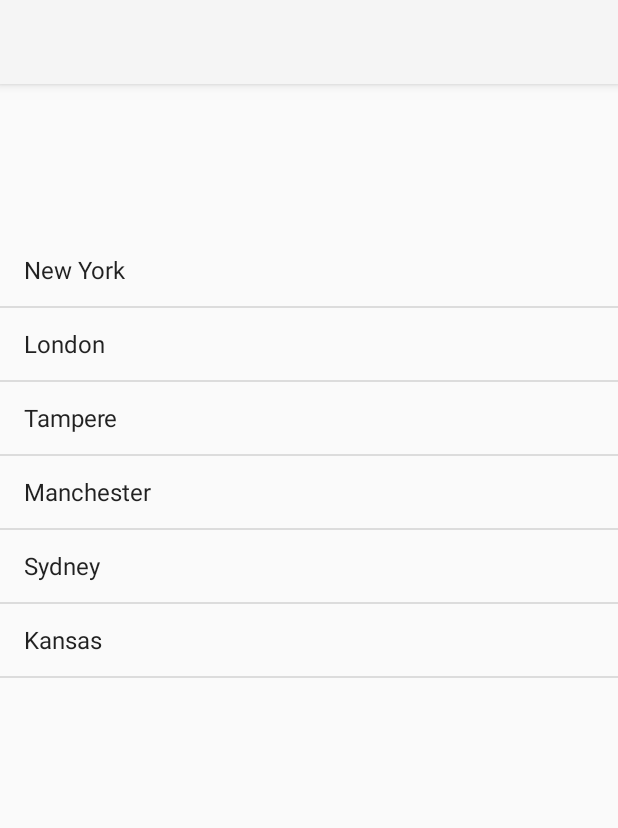
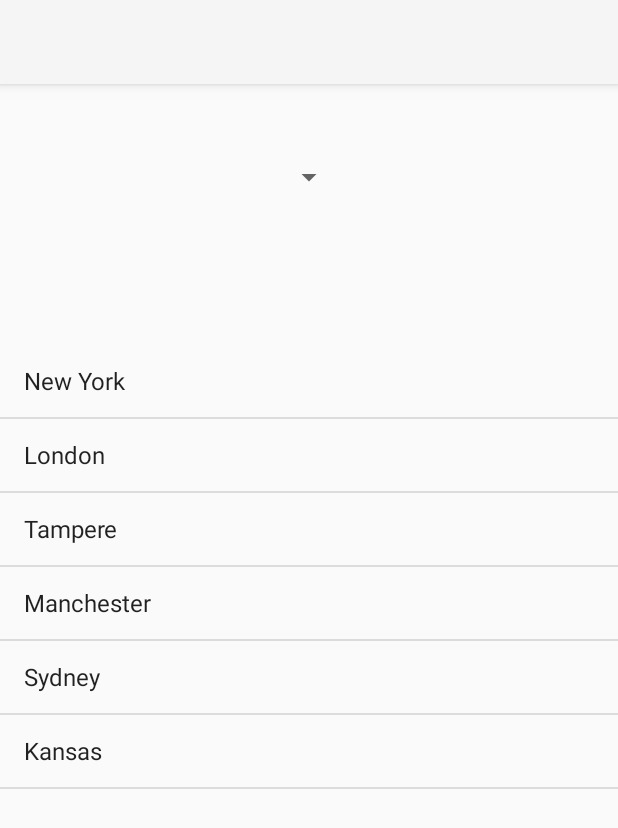
Before and after one commit to vvduth/Android, an Android app: the screen it shows after launch (MainActivity), on a phone screen of 412 x 824 dp. Shown: the top 828 px of the screen. Run offline under Robolectric (Android 15) with nearby library versions, the phone set to English and light mode, and no system bars.

Commit message:
"List and Spinner"

```diff
--- a/app/src/main/java/org/mycode/uibasic/MainActivity.java
+++ b/app/src/main/java/org/mycode/uibasic/MainActivity.java
@@ -16,6 +16,7 @@ import android.widget.EditText;
 import android.widget.ListView;
 import android.widget.ProgressBar;
 import android.widget.RadioGroup;
+import android.widget.Spinner;
 import android.widget.TextView;
 import android.widget.Toast;
 
@@ -24,6 +25,7 @@ import java.util.ArrayList;
 public class MainActivity extends AppCompatActivity {
 
    private ListView citiesList ;
+   private Spinner studentsSpinner;
 
     @Override
     public void onCreate(@Nullable Bundle savedInstanceState) {
@@ -31,6 +33,22 @@ public class MainActivity extends AppCompatActivity {
         setContentView(R.layout.activity_main);
 
         citiesList = findViewById(R.id.citiesList);
+        studentsSpinner  = findViewById(R.id.studentsSpinner);
+
+
+       /* final ArrayList<String> students = new ArrayList<>();
+        students.add("Duc");
+        students.add("Sarah");
+        students.add("Mason");
+        students.add("Kyle");
+        students.add("Raheem");
+
+        ArrayAdapter<String> studentsAdapter = new ArrayAdapter<>(
+                this, android.R.layout.simple_spinner_dropdown_item,
+                students
+        );
+
+        studentsSpinner.setAdapter(studentsAdapter);  */
 
         final ArrayList<String> cities = new ArrayList<>();
         cities.add("New York");
@@ -39,6 +57,8 @@ public class MainActivity extends AppCompatActivity {
         cities.add("Manchester");
         cities.add("Sydney");
         cities.add("Kansas");
+
+
 
 
         //Pass the data from Array list to the listview
@@ -50,6 +70,18 @@ public class MainActivity extends AppCompatActivity {
 
      citiesList.setAdapter(citiesAdapter);
 
+     studentsSpinner.setOnItemSelectedListener(new AdapterView.OnItemSelectedListener() {
+         @Override
+         public void onItemSelected(AdapterView<?> parent, View view, int position, long id) {
+                Toast.makeText(MainActivity.this,studentsSpinner.getSelectedItem().toString() + " Selected", Toast.LENGTH_SHORT).show();
+         }
+
+         @Override
+         public void onNothingSelected(AdapterView<?> parent) {
+
+         }
+     });
+
      citiesList.setOnItemClickListener(new AdapterView.OnItemClickListener() {
          @Override
          public void onItemClick(AdapterView<?> parent, View view, int position, long id) {
--- a/app/src/main/res/layout/activity_main.xml
+++ b/app/src/main/res/layout/activity_main.xml
@@ -7,11 +7,20 @@
     android:layout_height="match_parent"
     tools:context=".MainActivity">
 
+    <Spinner
+        android:layout_width="wrap_content"
+        android:layout_height="wrap_content"
+        android:layout_centerHorizontal="true"
+        android:layout_marginTop="50dp"
+        android:id="@+id/studentsSpinner"
+        android:entries="@array/students"/>
+
     <ListView
         android:layout_width="match_parent"
         android:layout_height="match_parent"
         android:layout_marginTop="100dp"
-        android:id="@+id/citiesList"/>
+        android:id="@+id/citiesList"
+        android:layout_below="@id/studentsSpinner"/>
 
 
 
```
